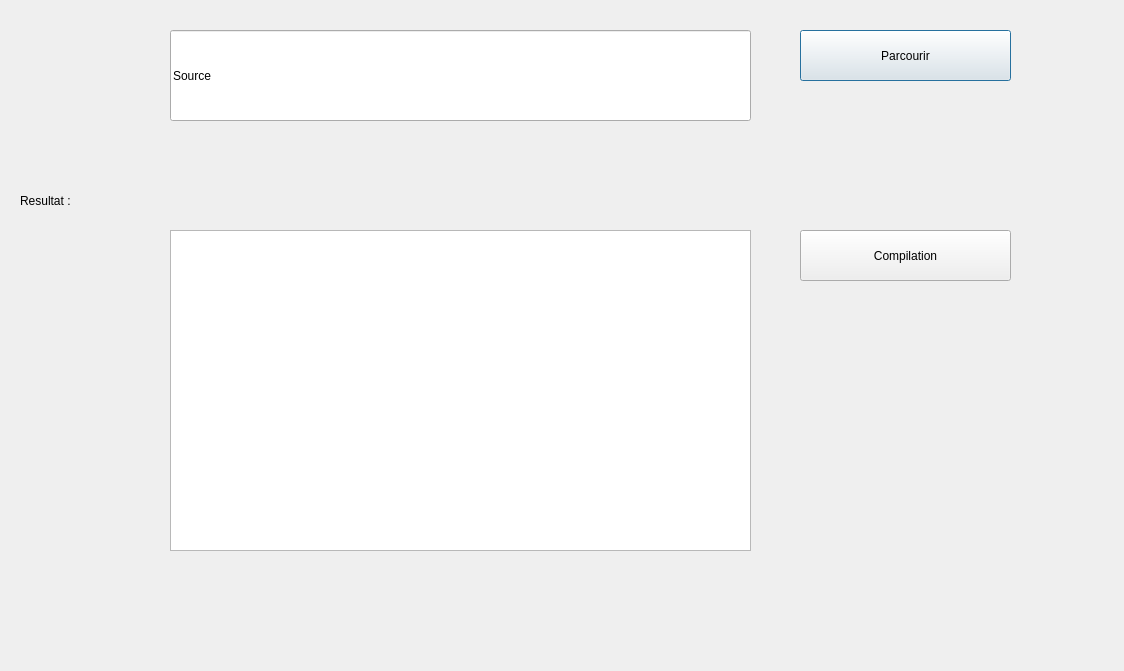
First picture: the form in Interface.ui, repository meriembenchaaben/PascalCompilerProject, before the edit.
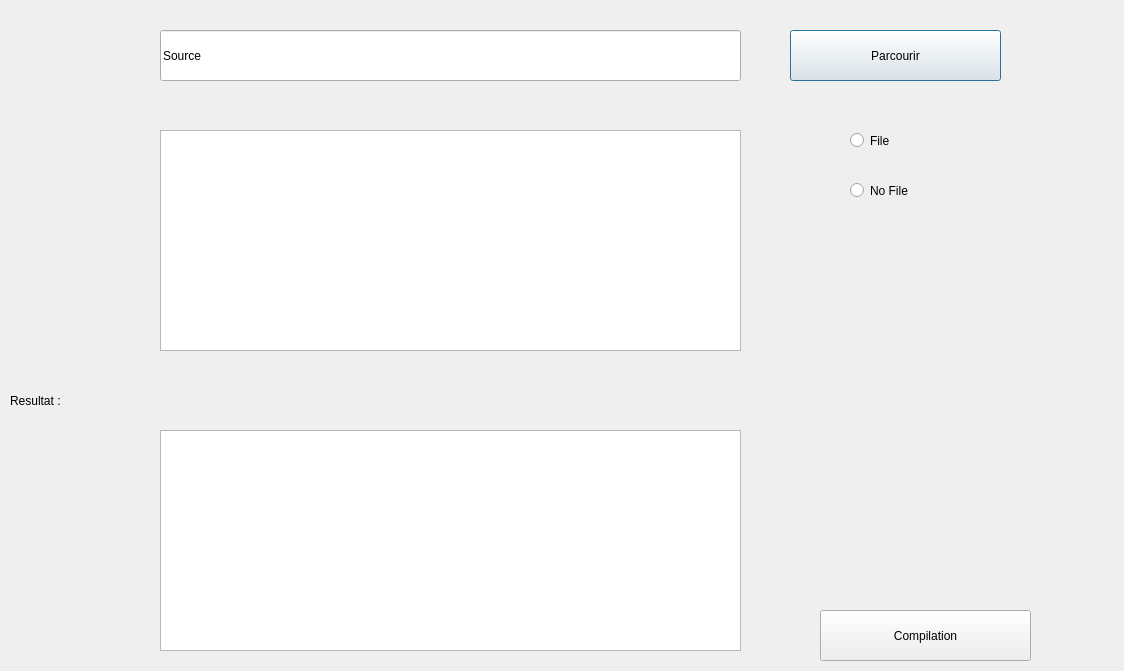
Second picture: the form after the edit.

Commit message: adding python interface

Patch:
```diff
--- a/Interface.ui
+++ b/Interface.ui
@@ -16,10 +16,10 @@
   <widget class="QTextEdit" name="ResultsTextEdit">
    <property name="geometry">
     <rect>
-     <x>170</x>
-     <y>230</y>
+     <x>160</x>
+     <y>430</y>
      <width>581</width>
-     <height>321</height>
+     <height>221</height>
     </rect>
    </property>
    <property name="styleSheet">
@@ -29,8 +29,8 @@
   <widget class="QLabel" name="ResultsLabel">
    <property name="geometry">
     <rect>
-     <x>20</x>
-     <y>180</y>
+     <x>10</x>
+     <y>380</y>
      <width>181</width>
      <height>41</height>
     </rect>
@@ -45,7 +45,7 @@
   <widget class="QPushButton" name="ParcourirButton">
    <property name="geometry">
     <rect>
-     <x>800</x>
+     <x>790</x>
      <y>30</y>
      <width>211</width>
      <height>51</height>
@@ -61,8 +61,8 @@
   <widget class="QPushButton" name="compilationButton">
    <property name="geometry">
     <rect>
-     <x>800</x>
-     <y>230</y>
+     <x>820</x>
+     <y>610</y>
      <width>211</width>
      <height>51</height>
     </rect>
@@ -77,10 +77,10 @@
   <widget class="QLineEdit" name="source">
    <property name="geometry">
     <rect>
-     <x>170</x>
+     <x>160</x>
      <y>30</y>
      <width>581</width>
-     <height>91</height>
+     <height>51</height>
     </rect>
    </property>
    <property name="styleSheet">
@@ -90,6 +90,53 @@
     <string>Source</string>
    </property>
   </widget>
+  <widget class="QTextEdit" name="Code">
+   <property name="geometry">
+    <rect>
+     <x>160</x>
+     <y>130</y>
+     <width>581</width>
+     <height>221</height>
+    </rect>
+   </property>
+   <property name="styleSheet">
+    <string notr="true">font: 75 16pt &quot;MS Shell Dlg 2&quot;;</string>
+   </property>
+  </widget>
+  <widget class="QRadioButton" name="FileRadioButton">
+   <property name="geometry">
+    <rect>
+     <x>850</x>
+     <y>120</y>
+     <width>211</width>
+     <height>41</height>
+    </rect>
+   </property>
+   <property name="styleSheet">
+    <string notr="true">
+font: 14pt &quot;MS Shell Dlg 2&quot;;</string>
+   </property>
+   <property name="text">
+    <string>File</string>
+   </property>
+  </widget>
+  <widget class="QRadioButton" name="NoFileRadioButton">
+   <property name="geometry">
+    <rect>
+     <x>850</x>
+     <y>170</y>
+     <width>211</width>
+     <height>41</height>
+    </rect>
+   </property>
+   <property name="styleSheet">
+    <string notr="true">
+font: 14pt &quot;MS Shell Dlg 2&quot;;</string>
+   </property>
+   <property name="text">
+    <string>No File</string>
+   </property>
+  </widget>
  </widget>
  <resources/>
  <connections/>
```
The commit also changes 9 other files.
